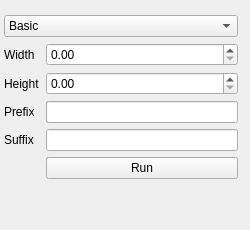
The window that windows/AutoNumbering.ui (sensehawk/qgis_plugin) describes before a commit, drawn with Qt 5.
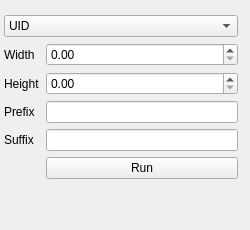
The same window after the commit. Custom widgets are drawn as their Qt base class.

Commit message: Temp difference support decimal | sanitize json while making save call to core | Disable project button while loading

The edit to the form file:
```diff
--- a/windows/AutoNumbering.ui
+++ b/windows/AutoNumbering.ui
@@ -40,6 +40,11 @@
    </property>
    <item row="0" column="0">
     <widget class="QComboBox" name="stringnum_type">
+     <item>
+      <property name="text">
+       <string>UID</string>
+      </property>
+     </item>
      <item>
       <property name="text">
        <string>Basic</string>
```
The commit also changes 6 other files.
